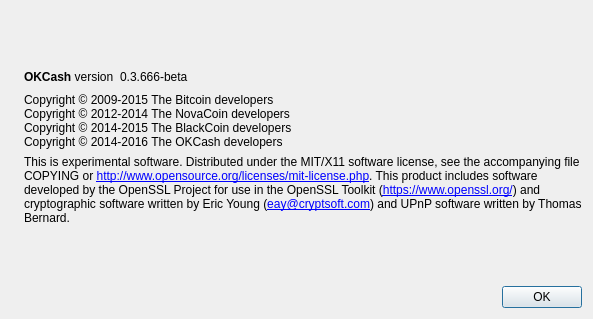
Above: src/qt/forms/aboutdialog.ui from okcashpro/okcash before the change. Below: the same form after it.
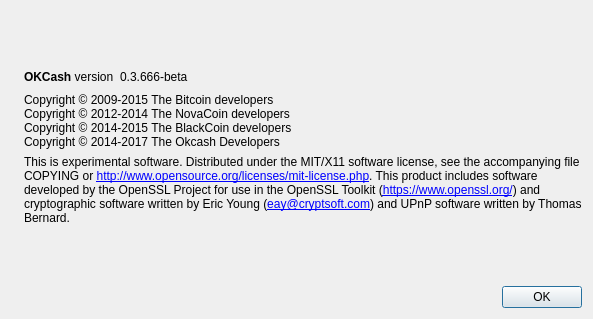
That is the form after the change. Icons and pictures are not drawn.

```diff
--- a/src/qt/forms/aboutdialog.ui
+++ b/src/qt/forms/aboutdialog.ui
@@ -94,7 +94,7 @@
         <string>Copyright © 2009-2015 The Bitcoin developers
 Copyright © 2012-2014 The NovaCoin developers
 Copyright © 2014-2015 The BlackCoin developers
-Copyright © 2014-2016 The OKCash developers</string>
+Copyright © 2014-2017 The Okcash Developers</string>
        </property>
        <property name="textInteractionFlags">
         <set>Qt::LinksAccessibleByMouse|Qt::TextSelectableByKeyboard|Qt::TextSelectableByMouse</set>
```
